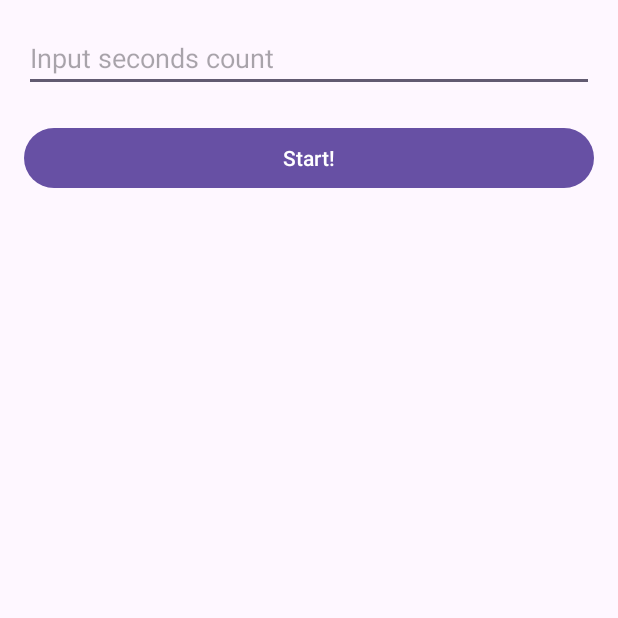
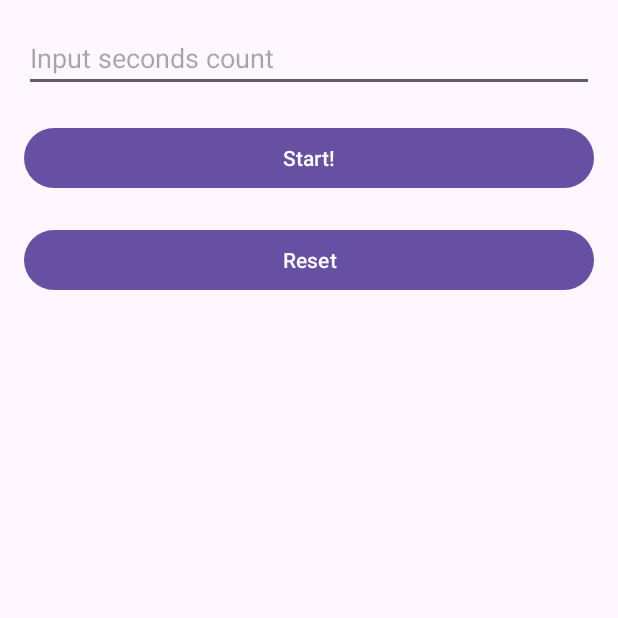
Before and after one commit to Gera-sim/SandBox_SPR14, an Android app: the screen it shows after launch (MainActivity), on a phone screen of 412 x 824 dp, the top half of it. Run offline under Robolectric (Android 15) with nearby library versions, the phone set to English and light mode, and no system bars.

Commit message:
vibration and reset button

```diff
--- a/app/src/main/AndroidManifest.xml
+++ b/app/src/main/AndroidManifest.xml
@@ -1,6 +1,8 @@
 <?xml version="1.0" encoding="utf-8"?>
 <manifest xmlns:android="http://schemas.android.com/apk/res/android"
-    xmlns:tools="http://schemas.android.com/tools">
+    xmlns:tools="http://schemas.android.com/tools"
+    >
+    <uses-permission android:name="android.permission.VIBRATE"/>
 
     <application
         android:allowBackup="true"
--- a/app/src/main/java/com/example/sandboxspr14/MainActivity.kt
+++ b/app/src/main/java/com/example/sandboxspr14/MainActivity.kt
@@ -1,9 +1,14 @@
 package com.example.sandboxspr14
 
+import android.content.Context
 import androidx.appcompat.app.AppCompatActivity
 import android.os.*
 import android.view.View
 import android.widget.*
+import androidx.annotation.RequiresApi
+import android.os.VibrationEffect
+import android.os.Vibrator
+
 
 class MainActivity : AppCompatActivity(R.layout.activity_main) {
 
@@ -16,7 +21,10 @@ class MainActivity : AppCompatActivity(R.layout.activity_main) {
 
     private var editText: EditText? = null
     private var startTimerButton: Button? = null
+    private var resetTimerButton: Button? = null
     private var secondsLeftTextView: TextView? = null
+
+
 
     override fun onCreate(savedInstanceState: Bundle?) {
         super.onCreate(savedInstanceState)
@@ -26,6 +34,7 @@ class MainActivity : AppCompatActivity(R.layout.activity_main) {
 
         editText = findViewById(R.id.editText)
         startTimerButton = findViewById(R.id.startTimerButton)
+        resetTimerButton = findViewById(R.id.resetTimerButton)
         secondsLeftTextView = findViewById(R.id.secondsLeftTextView)
         // Навешиваем click listener на кнопку
         startTimerButton?.setOnClickListener {
@@ -40,6 +49,13 @@ class MainActivity : AppCompatActivity(R.layout.activity_main) {
                 startTimerButton?.isEnabled = false
             }
         }
+
+        resetTimerButton?.setOnClickListener {
+            mainThreadHandler?.removeCallbacksAndMessages(null)
+            secondsLeftTextView?.text = "00:00"
+            startTimerButton?.isEnabled = true
+        }
+
     }
 
     private fun startTimer(duration: Long) {
@@ -53,11 +69,15 @@ class MainActivity : AppCompatActivity(R.layout.activity_main) {
         )
     }
 
+
     private fun createUpdateTimerTask(startTime: Long, duration: Long): Runnable {
         return object : Runnable {
+            @RequiresApi(Build.VERSION_CODES.O)
             override fun run() {
                 // Сколько прошло времени с момента запуска таймера
                 val elapsedTime = System.currentTimeMillis() - startTime
+                val vibrationEffect = VibrationEffect.createOneShot(500, VibrationEffect.DEFAULT_AMPLITUDE)
+                val vibrator = getSystemService(Context.VIBRATOR_SERVICE) as Vibrator
                 // Сколько осталось до конца
                 val remainingTime = duration - elapsedTime
 
@@ -71,6 +91,7 @@ class MainActivity : AppCompatActivity(R.layout.activity_main) {
                     // Если таймер окончен, выводим текст
                     secondsLeftTextView?.text = "Done!"
                     startTimerButton?.isEnabled = true
+                    vibrator.vibrate(vibrationEffect)
                     showMessage("Done!")
                 }
             }
--- a/app/src/main/res/layout/activity_main.xml
+++ b/app/src/main/res/layout/activity_main.xml
@@ -29,6 +29,16 @@
         app:layout_constraintStart_toStartOf="parent"
         app:layout_constraintTop_toBottomOf="@id/editText" />
 
+    <Button
+        android:id="@+id/resetTimerButton"
+        android:layout_width="0dp"
+        android:layout_height="wrap_content"
+        android:layout_marginTop="20dp"
+        android:text="Reset"
+        app:layout_constraintEnd_toEndOf="parent"
+        app:layout_constraintStart_toStartOf="parent"
+        app:layout_constraintTop_toBottomOf="@id/startTimerButton" />
+
     <!-- TextView для отображения оставшегося времени -->
     <TextView
         android:id="@+id/secondsLeftTextView"
@@ -38,7 +48,7 @@
         app:layout_constraintBottom_toBottomOf="parent"
         app:layout_constraintEnd_toEndOf="parent"
         app:layout_constraintStart_toStartOf="parent"
-        app:layout_constraintTop_toBottomOf="@id/startTimerButton"
+        app:layout_constraintTop_toBottomOf="@id/resetTimerButton"
         tools:text="0:33" />
 
 </androidx.constraintlayout.widget.ConstraintLayout>
```
